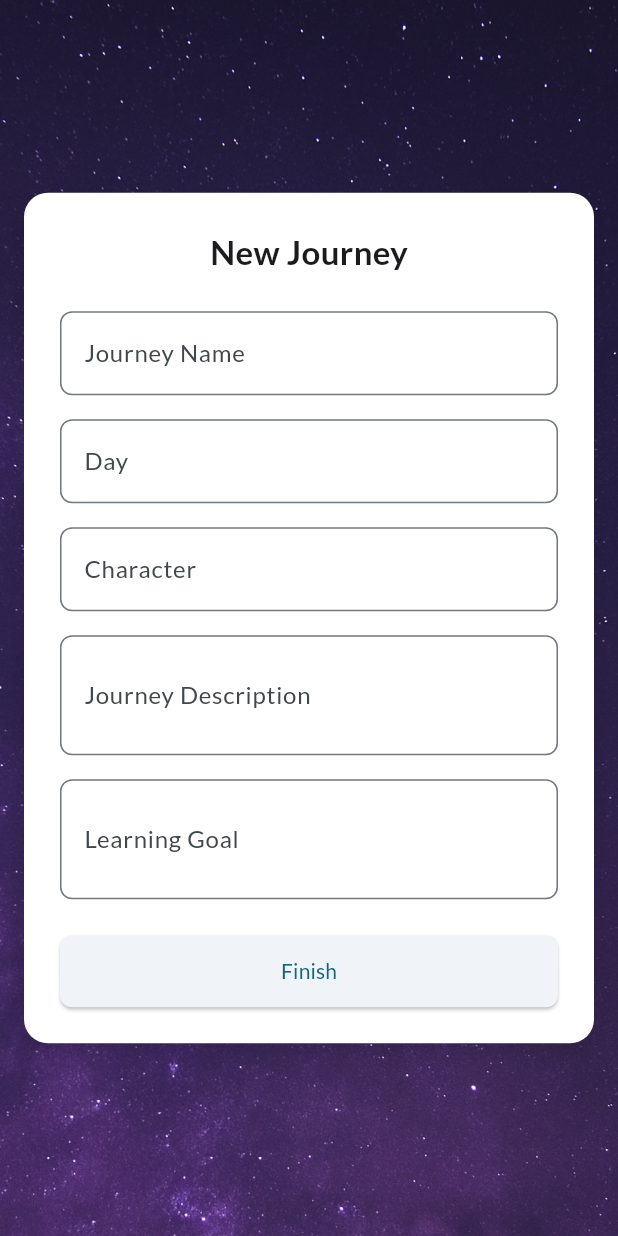
After one commit to Irene0807/app-situation-coach, a Flutter app: the FrameJourneyAdd screen opened by its route, swiped to page 2, on a phone screen of 412 x 824 dp. The commit adds this screen. Run offline on Flutter 3.47's test engine with Material 3 defaults, Android fonts, the phone set to English and light mode, and no system bars; our stand-ins replace go_router, google_fonts; missing offline and left inert: flutter_radar_chart.

Commit message:
生成旅行的設計
使用者輸入prompt後 生成 journey plan
使用者可修改plan 或按下送出
送出後會同時製作schedule 並建立旅行

旅行進行中才會依據各場景生成細部對話主題

```diff
--- a/lib/data/dummy_data.dart
+++ b/lib/data/dummy_data.dart
@@ -2,15 +2,85 @@ import '../models/journey.dart';
 import '../models/character.dart';
 
 List<Journey> dummyJourneys = [
-  Journey(id: '1', name: 'Seoul Shopping', character: 'Trump', isCompleted: false),
-  Journey(id: '2', name: 'Job Interview', character: 'Trump', isCompleted: true),
-  Journey(id: '3', name: 'Taipei Night Market', character: 'Trump', isCompleted: false),
-  Journey(id: '4', name: 'Tokyo Vacation', character: 'Trump', isCompleted: true),
-  Journey(id: '5', name: 'Hong Kong Business Trip', character: 'Trump', isCompleted: false),
-  Journey(id: '6', name: 'Shanghai Conference', character: 'Trump', isCompleted: true),
-  Journey(id: '7', name: 'Singapore Expo', character: 'Trump', isCompleted: false),
-  Journey(id: '8', name: 'Bangkok Tour', character: 'Trump', isCompleted: true),
-  Journey(id: '9', name: 'America Adventure', character: 'Trump', isCompleted: false),
+  Journey(
+      id: '1',
+      name: 'Seoul Shopping',
+      day: 1,
+      character: 'Trump',
+      description: '在首爾的購物之旅，體驗當地文化和美食。',
+      learningGoal: '學習如何在購物時使用英語交流。',
+      schedule: {},
+      isCompleted: false),
+  Journey(
+      id: '2',
+      name: 'Job Interview',
+      day: 1,
+      character: 'Trump',
+      description: '模擬一次英語工作面試，提升口語表達能力。',
+      learningGoal: '學習如何在面試中自信地表達自己。',
+      schedule: {},
+      isCompleted: true),
+  Journey(
+      id: '3',
+      name: 'Taipei Night Market',
+      day: 1,
+      character: 'Trump',
+      description: '在台北夜市體驗當地小吃和文化。',
+      learningGoal: '學習如何在日常生活中使用英語進行交流',
+      schedule: {},
+      isCompleted: false),
+  Journey(
+      id: '4',
+      name: 'Tokyo Vacation',
+      day: 1,
+      character: 'Trump',
+      description: '在東京的假期，探索城市和文化。',
+      learningGoal: '學習如何在旅遊中使用英語進行溝通。',
+      schedule: {},
+      isCompleted: true),
+  Journey(
+      id: '5',
+      name: 'Hong Kong Business Trip',
+      day: 1,
+      character: 'Trump',
+      description: '在香港的商務旅行，與當地商人交流。',
+      learningGoal: '學習如何在商務場合使用英語。',
+      schedule: {},
+      isCompleted: false),
+  Journey(
+      id: '6',
+      name: 'Shanghai Conference',
+      day: 1,
+      character: 'Trump',
+      description: '參加上海的國際會議，與各國代表交流。',
+      learningGoal: '學習如何在正式場合使用英語。',
+      schedule: {},
+      isCompleted: true),
+  Journey(
+      id: '7',
+      name: 'Singapore Expo',
+      day: 1,
+      character: 'Trump',
+      description: '在新加坡的博覽會上展示產品，與客戶交流。',
+      learningGoal: '學習如何在展覽中使用英語進行推銷和交流。',
+      schedule: {},
+      isCompleted: false),
+  // Journey(
+  //     id: '8',
+  //     name: 'Bangkok Tour',
+  //     day: 1,
+  //     character: 'Trump',
+  //     description: '在曼谷的旅遊，體驗當地文化和美食。',
+  //     learningGoal: '學習如何在旅遊中使用英語進行交流。',
+  //     isCompleted: true),
+  // Journey(
+  //     id: '9',
+  //     name: 'America Adventure',
+  //     day: 1,
+  //     character: 'Trump',
+  //     description: '在美國的冒險之旅，探索各地文化和風景。',
+  //     learningGoal: '學習如何在不同文化背景下使用英語。',
+  //     isCompleted: false),
 ];
 
 const int dummyDialogCount = 6;
--- a/lib/models/journey.dart
+++ b/lib/models/journey.dart
@@ -1,13 +1,21 @@
 class Journey {
   final String id;
   final String name;
+  final int day;
   final String character;
+  final String description;
+  final String learningGoal;
+  final Map<String, String> schedule;
   final bool isCompleted;
 
   Journey({
     required this.id,
     required this.name,
+    required this.day,
     required this.character,
+    required this.description,
+    required this.learningGoal,
+    required this.schedule,
     this.isCompleted = false,
   });
 }
--- /dev/null
+++ b/lib/services/gemini_api.dart
@@ -0,0 +1,4 @@
+const String API_KEY = "AIzaSyAHkrfvYN0AYUkPReEEXk7pub3faaV8EFY";
+
+// 可選：提供取得 API key 的方法
+String getApiKey() => API_KEY;
--- a/lib/services/navigation.dart
+++ b/lib/services/navigation.dart
@@ -1,9 +1,10 @@
+import 'package:app_situational_coach/widgets/frame_journey_add.dart';
 import 'package:flutter/material.dart';
 import 'package:go_router/go_router.dart';
 
 import '../widgets/frame_growth_record.dart';
 import '../widgets/page_home.dart';
-import '../widgets/page_journey_add.dart';
+import '../widgets/page_journey_add_prompt.dart';
 import '../widgets/page_journey_continue.dart';
 import '../widgets/page_journey_detail.dart';
 import '../widgets/page_character.dart';
@@ -36,7 +37,8 @@ final routerConfig = GoRouter(
           routes: [
             GoRoute(
               path: 'add',
-              builder: (context, state) => const PageJourneyAdd(),
+              builder: (context, state) =>
+                  const FrameJourneyAdd(selectedTab: FrameJourneyAddTab.prompt),
             ),
             GoRoute(
               path: 'continue:journeyId',
--- /dev/null
+++ b/lib/services/prompt/journey_plan_generator.dart
@@ -0,0 +1,59 @@
+
+//prompt 之後都要大改。。。現在先隨便弄
+
+String getJourneyPlanGeneratorPrompt(String userInput) {
+  return '''
+Help me generate a journey plan based on the user's input.
+if the user input is null or empty, create any journey plan you like.
+
+user's input:
+$userInput
+
+The journey plan should follow this format:
+
+<<name>>
+[Journey Name]
+
+<<day>>
+[Number of Days, contains only numbers]
+
+<<character>>
+[Companion, only one person, choose from: Trump, TOEFL Interviewer, American kid, England kid, Harry Potter]
+
+<<description>>
+[Simple description of the journey, only main locations and activities, no details, no schedule]
+
+<<goal>>
+[Learning goals, such as language skills or cultural understanding]
+
+Tips:
+- <<name>>, <<day>>, <<character>>, <<description>>, and <<goal>> shouldn't be changed.
+- [] should be replaced with the actual content.
+''';
+}
+
+/*
+
+journey plan example:
+"
+  (旅行名稱)
+    日式文化探索之旅：東京與京都的七日冒險
+
+  (旅行天數)
+    7天
+
+  (旅伴)
+    川普
+
+  (旅行內容)
+    此行將造訪日本兩大代表城市──東京與京都。
+    以下是旅行中將涵蓋的主要地點與活動
+      東京：淺草雷門、晴空塔、澀谷、新宿、原宿
+      京都：伏見稻荷大社、金閣寺、祇園、傳統和服體驗
+
+  (學習目標)
+    學習基本的日常交流用語
+    理解日本文化與禮儀
+"
+
+*/
--- /dev/null
+++ b/lib/services/prompt/journey_schedule_generator.dart
@@ -0,0 +1,61 @@
+
+//prompt 之後都要大改。。。現在先隨便弄
+
+String getJourneyScheduleGeneratorPrompt(String plan) {
+  return '''
+Help me generate a detailed journey schedule based on the journey plan:
+
+$plan
+
+The journey schedule should follow this format:
+
+<<day_1/title>> <<[Day 1 Title]>>
+
+<<day_1/scene_1/title>> <<[Scene 1 Title]>>
+<<day_1/scene_1/location>> <<[Location]>>
+<<day_1/scene_1/theme>> <<[The learning theme of the scene]>>
+<<day_1/scene_1/dialogue>> <<[The dialogue topics for the scene]>>
+
+<<day_1/scene_2/title>> <<[Scene 2 Title]>>
+<<day_1/scene_2/location>> <<[Location]>>
+<<day_1/scene_2/theme>> <<[The learning theme of the scene]>>
+<<day_1/scene_2/dialogue>> <<[The dialogue topics for the scene]>>
+
+<<day_2/title>> <<[Day 2 Title]>>
+
+...
+
+Tips:
+- The word in the brackets <<>> shouldn't be changed.
+- [] should be replaced with the actual content.
+- Each day should have 2 to 4 scenes.
+''';
+}
+
+/*
+
+journey schedule example:
+"
+  (第一天) 抵達東京：啟程與初體驗
+    (場景一) 機場入境
+      (地點) 日本成田機場
+      (主題) 機場英語
+      (對話內容) 入境問答、詢問行李轉盤位置
+
+    (場景二) 飯店Check-in
+      (地點) 淺草地區飯店
+      (主題) 住宿英語
+      (對話內容) 報到入住、確認預訂、要求備品
+
+    (場景三) 晚餐初體驗
+      (地點) 居酒屋
+      (主題) 餐廳英語
+      (對話內容) 點餐、詢問推薦、了解特色料理
+
+  (第二天)
+
+  ...
+
+"
+
+*/
--- a/lib/state/journey_list_notifier.dart
+++ b/lib/state/journey_list_notifier.dart
@@ -17,7 +17,11 @@ class JourneyListNotifier extends ChangeNotifier {
       _journeys[index] = Journey(
         id: _journeys[index].id,
         name: _journeys[index].name,
+        day: _journeys[index].day,
         character: _journeys[index].character,
+        description: _journeys[index].description,
+        learningGoal: _journeys[index].learningGoal,
+        schedule: _journeys[index].schedule,
         isCompleted: true,
       );
       notifyListeners();
--- /dev/null
+++ b/lib/widgets/frame_journey_add.dart
@@ -0,0 +1,188 @@
+import 'package:flutter/material.dart';
+import 'package:go_router/go_router.dart';
+import 'package:provider/provider.dart';
+import '../widgets/page_journey_add_prompt.dart';
+import '../widgets/page_journey_add_correct.dart';
+import '../services/journey_generator.dart';
+import '../models/journey.dart';
+import '../state/journey_list_notifier.dart';
+
+enum FrameJourneyAddTab {
+  prompt,
+  correct,
+}
+
+// 狀態會動 所以用StatefulWidget
+class FrameJourneyAdd extends StatefulWidget {
+  const FrameJourneyAdd({super.key, required this.selectedTab});
+
+  final FrameJourneyAddTab selectedTab;
+
+  @override
+  State<FrameJourneyAdd> createState() => _FrameJourneyAddState();
+}
+
+class _FrameJourneyAddState extends State<FrameJourneyAdd>
+    with SingleTickerProviderStateMixin {
+  late PageController _pageController;
+  late TabController _tabController;
+  late int _currentIndex;
+  Map<String, String> _splitPlan = {};
+  final JourneyGenerator _journeyGenerator = JourneyGenerator(); // 新增
+
+  // 移除原本的 pages，改用 getter 以便傳遞 callback
+  List<Widget> get pages => [
+        PageJourneyAddPrompt(onLetsGo: goToCorrectPage),
+        PageJourneyAddCorrect(splitPlan: _splitPlan, onFinish: submitJourney),
+      ];
+
+  @override
+  void initState() {
+    super.initState();
+    _currentIndex = widget.selectedTab.index;
+    _pageController = PageController(initialPage: _currentIndex);
+    _tabController = TabController(length: pages.length, vsync: this);
+    _tabController.index = _currentIndex;
+  }
+
+  // Function to extract value for a key from the plan string
+  String extractValue(String key, String text) {
+    final regex = RegExp(r'<<' + key + r'>>\s*([\s\S]*?)(?=(<<|$))');
+    final match = regex.firstMatch(text);
+    return match != null ? match.group(1)?.trim() ?? '' : '';
+  }
+
+  Map<String, String> getSplitPlan(String plan) {
+    // List of keys to extract
+    final List<String> keys = [
+      'name',
+      'day',
+      'character',
+      'description',
+      'goal'
+    ];
+    Map<String, String> splitPlan = {
+      for (var key in keys) key: extractValue(key, plan)
+    };
+    return splitPlan;
+  }
+
+  Future<void> goToCorrectPage(String userInput) async {
+    //使用 userInput 生成 plan
+    String plan = await _journeyGenerator.generateJourneyPlan(userInput);
+
+    //換頁
+    setState(() {
+      _splitPlan = getSplitPlan(plan);
+    });
+    _pageController.animateToPage(
+      FrameJourneyAddTab.correct.index,
+      duration: const Duration(milliseconds: 300),
+      curve: Curves.ease,
+    );
+    _tabController.index = FrameJourneyAddTab.correct.index;
+  }
+
+  // 將欄位組合成原始格式的 plan 字串
+  String combinePlanFields(
+      String name, int day, String character, String description, String goal) {
+    return '''
+Journey name: $name
+Number of days: $day
+Companion: $character
+Journey description: $description
+Learning Goal: $goal
+''';
+  }
+
+  // Helper function to parse schedule string into a map
+  Map<String, String> parseScheduleToMap(String schedule) {
+    final Map<String, String> map = {};
+    // 修改正則表達式以符合 <<key>> <<value>> 格式，允許 value 跨行
+    final regex = RegExp(r'<<(.+?)>>\s*<<([\s\S]*?)>>', dotAll: true);
+    for (final match in regex.allMatches(schedule)) {
+      final key = match.group(1)?.trim() ?? '';
+      final value = match.group(2)?.trim() ?? '';
+      if (key.isNotEmpty) {
+        map[key] = value;
+      }
+    }
+    return map;
+  }
+
+  Future<void> submitJourney(String name, int day, String character,
+      String description, String goal) async {
+    //使用 plan 生成 schedule
+    String newPlan = combinePlanFields(name, day, character, description, goal);
+    String schedule = await _journeyGenerator.generateJourneySchedule(newPlan);
+
+    // 保護 context
+    if (!mounted) return;
+
+    //把schedule轉成map格式
+    Map<String, String> scheduleMap = parseScheduleToMap(schedule);
+
+    // 新增 journey 到資料庫
+    final journey = Journey(
+      id: UniqueKey().toString(), // 產生id的方式?!
+      name: name,
+      day: day,
+      character: character,
+      description: description,
+      learningGoal: goal,
+      schedule: scheduleMap,
+      isCompleted: false,
+    );
+
+    Provider.of<JourneyListNotifier>(context, listen: false)
+        .addJourney(journey);
+
+    // debug用 顯示生成的journey schedule
+    // setState(() {
+    //   showDialog(
+    //       context: context,
+    //       builder: (context) {
+    //         return AlertDialog(
+    //           content: Text(schedule),
+    //           actions: [
+    //             TextButton(
+    //               onPressed: () {
+    //                 context.pop();
+    //                 context.pop();
+    //               },
+    //               child: const Text('OK'),
+    //             ),
+    //           ],
+    //         );
+    //       });
+    // });
+
+    context.pop(); // 返回上一頁
+  }
+
+  @override
+  void dispose() {
+    _pageController.dispose();
+    _tabController.dispose();
+    super.dispose();
+  }
+
+  @override
+  Widget build(BuildContext context) {
+    return Stack(
+      children: [
+        Positioned.fill(
+          child: Image.asset(
+            'assets/images/add_background.png',
+            fit: BoxFit.cover,
+          ),
+        ),
+        PageView(
+          controller: _pageController,
+          physics: const NeverScrollableScrollPhysics(), // 禁止滑動翻頁
+          children: pages,
+        ),
+      ],
+    );
+  }
+}
--- /dev/null
+++ b/lib/widgets/page_journey_add_correct.dart
@@ -0,0 +1,122 @@
+import 'package:flutter/material.dart';
+import 'package:go_router/go_router.dart';
+import '../services/journey_generator.dart';
+
+//版面尚未設計完成
+
+class PageJourneyAddCorrect extends StatelessWidget {
+  final Map<String, String> splitPlan;
+  final void Function(String, int, String, String, String) onFinish;
+  const PageJourneyAddCorrect(
+      {super.key, required this.splitPlan, required this.onFinish});
+
+  @override
+  Widget build(BuildContext context) {
+    final TextEditingController nameController =
+        TextEditingController(text: splitPlan['name']);
+    final TextEditingController dayController =
+        TextEditingController(text: splitPlan['day']);
+    final TextEditingController characterController =
+        TextEditingController(text: splitPlan['character']);
+    final TextEditingController descriptionController =
+        TextEditingController(text: splitPlan['description']);
+    final TextEditingController learningGoalController =
+        TextEditingController(text: splitPlan['goal']);
+
+    return Scaffold(
+      backgroundColor: Colors.transparent,
+      body: Center(
+        child: Container(
+          padding: const EdgeInsets.all(24),
+          margin: const EdgeInsets.symmetric(horizontal: 16, vertical: 32),
+          decoration: BoxDecoration(
+            color: Colors.white,
+            borderRadius: BorderRadius.circular(16),
+            boxShadow: [
+              BoxShadow(
+                color: Colors.black12,
+                blurRadius: 12,
+                offset: Offset(0, 6),
+              ),
+            ],
+          ),
+          child: Column(
+            mainAxisSize: MainAxisSize.min,
+            children: [
+              Text('New Journey',
+                  style: TextStyle(fontSize: 22, fontWeight: FontWeight.bold)),
+              const SizedBox(height: 24),
+              TextField(
+                controller: nameController,
+                decoration: InputDecoration(
+                  labelText: 'Journey Name',
+                  border: OutlineInputBorder(
+                      borderRadius: BorderRadius.circular(8)),
+                ),
+              ),
+              const SizedBox(height: 16),
+              TextField(
+                controller: dayController,
+                decoration: InputDecoration(
+                  labelText: 'Day',
+                  border: OutlineInputBorder(
+                      borderRadius: BorderRadius.circular(8)),
+                ),
+              ),
+              const SizedBox(height: 16),
+              TextField(
+                controller: characterController,
+                decoration: InputDecoration(
+                  labelText: 'Character',
+                  border: OutlineInputBorder(
+                      borderRadius: BorderRadius.circular(8)),
+                ),
+              ),
+              const SizedBox(height: 16),
+              TextField(
+                controller: descriptionController,
+                decoration: InputDecoration(
+                  labelText: 'Journey Description',
+                  border: OutlineInputBorder(
+                      borderRadius: BorderRadius.circular(8)),
+                ),
+                maxLines: 2,
+              ),
+              const SizedBox(height: 16),
+              TextField(
+                controller: learningGoalController,
+                decoration: InputDecoration(
+                  labelText: 'Learning Goal',
+                  border: OutlineInputBorder(
+                      borderRadius: BorderRadius.circular(8)),
+                ),
+                maxLines: 2,
+              ),
+              const SizedBox(height: 24),
+              ElevatedButton(
+                onPressed: () {
+                  // 製作journey schedule
+                  // 把journey確實新增到資料庫
+                  onFinish(
+                      nameController.text,
+                      int.parse(dayController.text),
+                      characterController.text,
+                      descriptionController.text,
+                      learningGoalController.text);
+                  // 返回上一頁
+                  // context.pop();
+                },
+                style: ElevatedButton.styleFrom(
+                  minimumSize: Size(double.infinity, 48),
+                  shape: RoundedRectangleBorder(
+                      borderRadius: BorderRadius.circular(8)),
+                ),
+                child: Text('Finish'),
+              ),
+            ],
+          ),
+        ),
+      ),
+    );
+  }
+}
--- a/pubspec.yaml
+++ b/pubspec.yaml
@@ -10,7 +10,7 @@ dependencies:
   flutter:
     sdk: flutter
   win32 : ^5.12.0
-
+  http: ^1.2.1
 
   cupertino_icons: ^1.0.2
   google_fonts: ^6.2.1
```
Also changed, not shown: lib/services/journey_generator.dart (added, +147 -0 lines), lib/services/prompt/dialogue_script_generator.dart (added, +8 -0 lines), lib/widgets/page_journey_add_prompt.dart (renamed from lib/widgets/page_journey_add.dart, +22 -10 lines), pubspec.lock.
